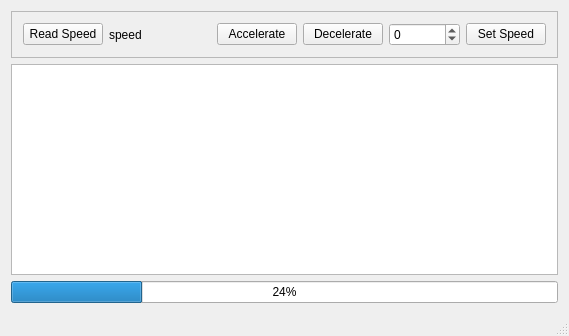
Above: client/clientmainwindow.ui from eespdg/dbusdemo before the change. Below: the same form after it.
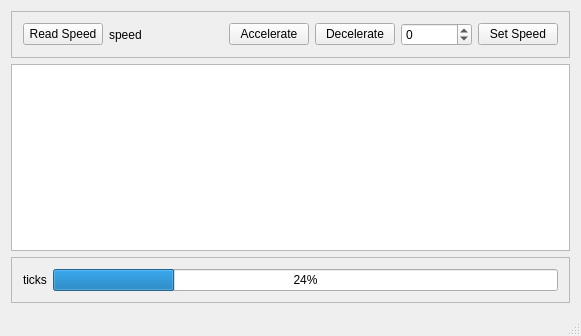
That is the form after the change.

Patch:
```diff
--- a/client/clientmainwindow.ui
+++ b/client/clientmainwindow.ui
@@ -6,7 +6,7 @@
    <rect>
     <x>0</x>
     <y>0</y>
-    <width>569</width>
+    <width>581</width>
     <height>336</height>
    </rect>
   </property>
@@ -89,10 +89,29 @@
      <widget class="QPlainTextEdit" name="plainTextEdit"/>
     </item>
     <item>
+     <widget class="QFrame" name="frame_2">
+      <property name="frameShape">
+       <enum>QFrame::StyledPanel</enum>
+      </property>
+      <property name="frameShadow">
+       <enum>QFrame::Raised</enum>
+      </property>
+      <layout class="QHBoxLayout" name="horizontalLayout_2">
+       <item>
+        <widget class="QLabel" name="lblTicks">
+         <property name="text">
+          <string>ticks</string>
+         </property>
+        </widget>
+       </item>
+       <item>
      <widget class="QProgressBar" name="progressBar">
       <property name="value">
        <number>24</number>
       </property>
+        </widget>
+       </item>
+      </layout>
      </widget>
     </item>
    </layout>
```
Lines whose indentation alone changed are shown as unchanged.
